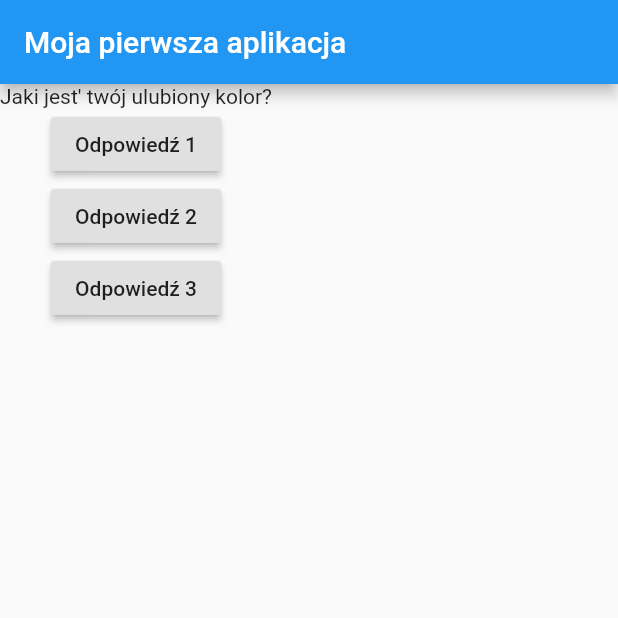
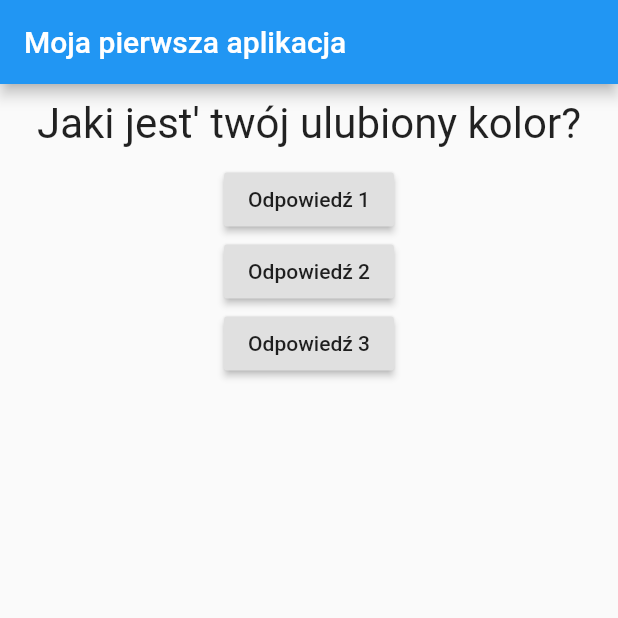
Before and after one commit to Piter98pl/QuizApp, a Flutter app: the screen it shows after launch, on a phone screen of 412 x 824 dp, the top half of it. Run offline on Flutter 3.47's test engine with Material 2 defaults, Android fonts, the phone set to English and light mode, and no system bars.

Commit message:
Added styling to question text

```diff
--- a/lib/question.dart
+++ b/lib/question.dart
@@ -4,10 +4,20 @@ class Question extends StatelessWidget {
   final String questionText;
 
   Question(
-      this.questionText); //short form,  this receives some input data because it gets some data in its constructor
+      this.questionText); //short form of the constructor,  this receives some input data because it gets some data in its constructor
 
   @override
   Widget build(BuildContext context) {
-    return Text(questionText);
+    return Container(
+      width: double.infinity,
+      margin: EdgeInsets.all(10), //10 device pixels of margin
+      child: Text(
+        questionText,
+        style: TextStyle(
+          fontSize: 28,
+        ),
+        textAlign: TextAlign.center,
+      ),
+    );
   }
 }
```
